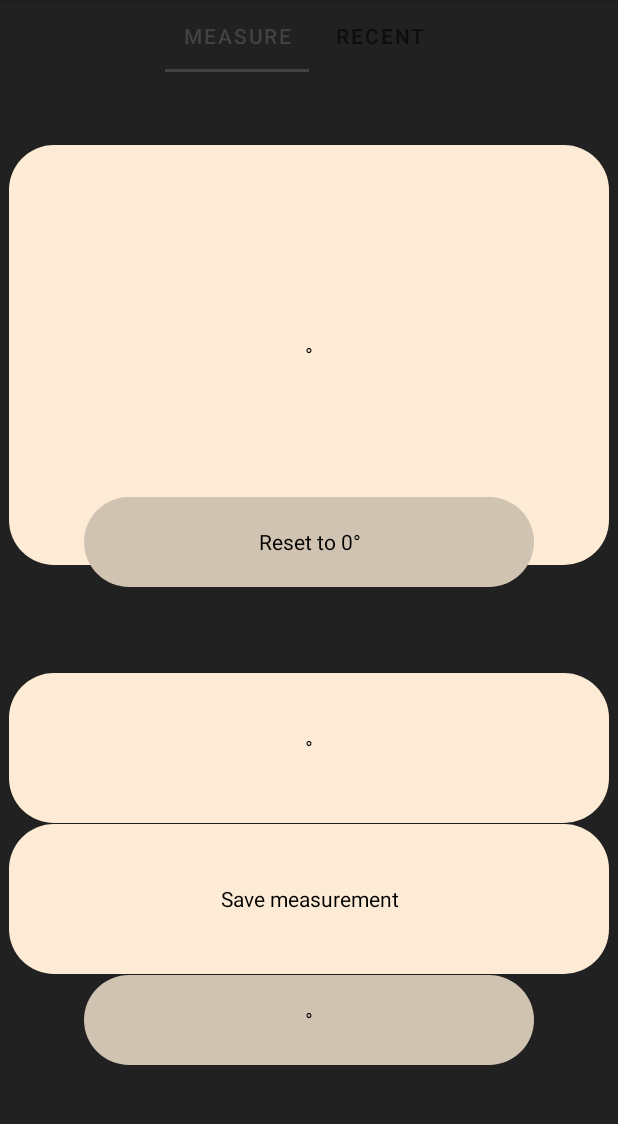
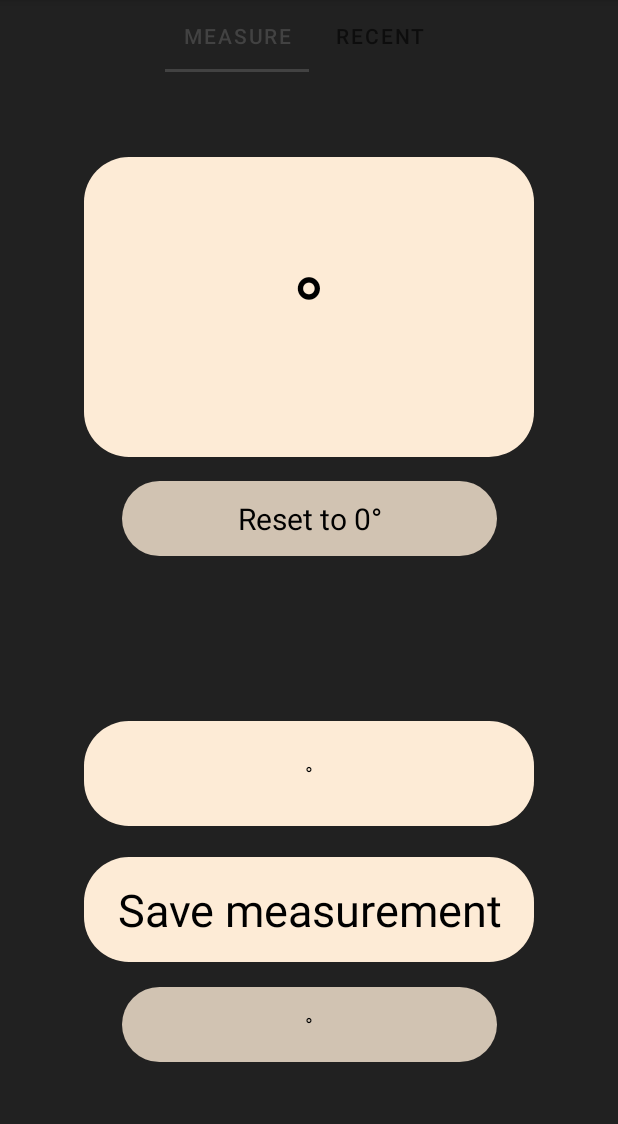
Before and after one commit to grizeldi/Digikotnik, an Android app: the screen it shows after launch (MainActivity), on a phone screen of 412 x 824 dp, the part 84-1208 px from its top. Run offline under Robolectric (Android 15) with nearby library versions, the phone set to English and light mode, and no system bars.

Commit message:
Better size, but still hardcoded

```diff
--- a/app/src/main/res/layout/fragment_measurement.xml
+++ b/app/src/main/res/layout/fragment_measurement.xml
@@ -19,8 +19,46 @@
 
     <TextView
         android:id="@+id/angleDisplayText"
-        android:layout_width="400dp"
-        android:layout_height="280dp"
+        android:layout_width="300dp"
+        android:layout_height="200dp"
+        android:background="@drawable/box"
+        android:gravity="center"
+        android:text="@string/angleUnit"
+        android:textColor="@color/black"
+        android:textSize="60sp"
+        app:layout_constraintBottom_toBottomOf="parent"
+        app:layout_constraintLeft_toLeftOf="parent"
+        app:layout_constraintRight_toRightOf="parent"
+        app:layout_constraintTop_toTopOf="parent"
+        app:layout_constraintVertical_bias="0.1" />
+
+    <TextView
+        android:layout_width="250dp"
+        android:layout_height="50dp"
+        android:background="@drawable/box"
+        android:backgroundTint="@color/main_accent_disabled"
+        android:gravity="center"
+        android:text="@string/reset"
+        android:textColor="@color/black"
+        android:textSize="20sp"
+        app:layout_constraintBottom_toBottomOf="parent"
+        app:layout_constraintLeft_toLeftOf="parent"
+        app:layout_constraintRight_toRightOf="parent"
+        app:layout_constraintTop_toTopOf="parent"
+        app:layout_constraintVertical_bias="0.38" />
+    <!-- android:autoSizeTextType="uniform" -->
+
+<!--    <Button
+        android:layout_width="250dp"
+        android:layout_height="50dp"
+        app:layout_constraintBottom_toBottomOf="parent"
+        app:layout_constraintLeft_toLeftOf="parent"
+        app:layout_constraintRight_toRightOf="parent"
+        app:layout_constraintTop_toTopOf="parent" /> -->
+
+    <TextView
+        android:layout_width="300dp"
+        android:layout_height="70dp"
         android:background="@drawable/box"
         android:gravity="center"
         android:text="@string/angleUnit"
@@ -29,59 +67,26 @@
         app:layout_constraintLeft_toLeftOf="parent"
         app:layout_constraintRight_toRightOf="parent"
         app:layout_constraintTop_toTopOf="parent"
-        app:layout_constraintVertical_bias="0.1" />
+        app:layout_constraintVertical_bias="0.62" />
 
     <TextView
         android:layout_width="300dp"
-        android:layout_height="60dp"
-        android:background="@drawable/box"
-        android:backgroundTint="@color/main_accent_disabled"
-        android:gravity="center"
-        android:text="@string/reset"
-        android:textColor="@color/black"
-        app:layout_constraintBottom_toBottomOf="parent"
-        app:layout_constraintLeft_toLeftOf="parent"
-        app:layout_constraintRight_toRightOf="parent"
-        app:layout_constraintTop_toTopOf="parent"
-        app:layout_constraintVertical_bias="0.4" />
-
-<!--    <Button
-        android:layout_width="300dp"
-        android:layout_height="60dp"
-        app:layout_constraintBottom_toBottomOf="parent"
-        app:layout_constraintLeft_toLeftOf="parent"
-        app:layout_constraintRight_toRightOf="parent"
-        app:layout_constraintTop_toTopOf="parent" /> -->
-
-    <TextView
-        android:layout_width="400dp"
-        android:layout_height="100dp"
-        android:background="@drawable/box"
-        android:gravity="center"
-        android:text="@string/angleUnit"
-        android:textColor="@color/black"
-        app:layout_constraintBottom_toBottomOf="parent"
-        app:layout_constraintLeft_toLeftOf="parent"
-        app:layout_constraintRight_toRightOf="parent"
-        app:layout_constraintTop_toTopOf="parent"
-        app:layout_constraintVertical_bias="0.6" />
-
-    <TextView
-        android:layout_width="400dp"
-        android:layout_height="100dp"
+        android:layout_height="70dp"
         android:background="@drawable/box"
         android:gravity="center"
         android:text="@string/save"
         android:textColor="@color/black"
+        android:textSize="30sp"
         app:layout_constraintBottom_toBottomOf="parent"
         app:layout_constraintLeft_toLeftOf="parent"
         app:layout_constraintRight_toRightOf="parent"
         app:layout_constraintTop_toTopOf="parent"
         app:layout_constraintVertical_bias="0.75" />
+    <!-- android:autoSizeTextType="uniform" -->
 
     <TextView
-        android:layout_width="300dp"
-        android:layout_height="60dp"
+        android:layout_width="250dp"
+        android:layout_height="50dp"
         android:background="@drawable/box"
         android:backgroundTint="@color/main_accent_disabled"
         android:gravity="center"
```
